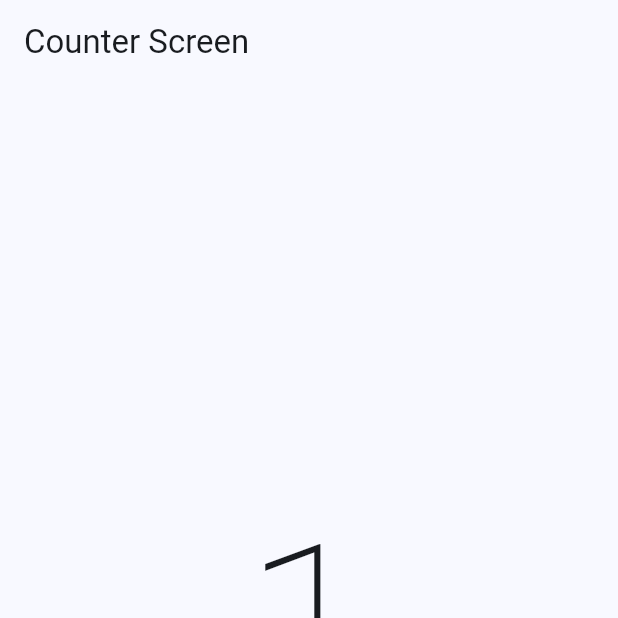
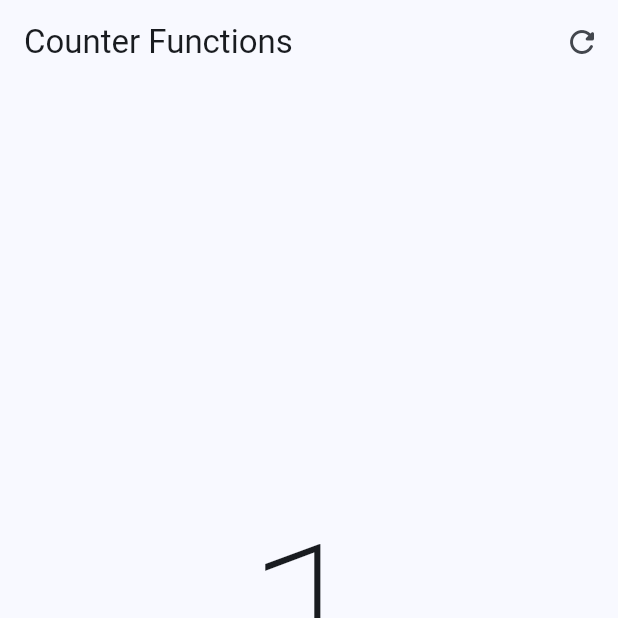
Before and after one commit to fellgar246/flutter_app1, a Flutter app: the screen it shows after launch, after a tap on the "plus one" icon, on a phone screen of 412 x 824 dp, the top half of it. Run offline on Flutter 3.47's test engine with Material 2 defaults, Android fonts, the phone set to English and light mode, and no system bars.

Commit message:
counter functions

```diff
--- a/lib/main.dart
+++ b/lib/main.dart
@@ -1,5 +1,6 @@
 import 'package:flutter/material.dart';
-import 'package:flutter_application_1/presentation/screens/counter/counter_screen.dart';
+import 'package:flutter_application_1/presentation/screens/counter/counter_functions_screen.dart';
+//import 'package:flutter_application_1/presentation/screens/counter/counter_screen.dart';
 
 void main() {
   runApp(const MyApp());
@@ -16,7 +17,7 @@ class MyApp extends StatelessWidget {
         useMaterial3: true,
         colorSchemeSeed: Colors.blue
       ),
-      home: const CounterScreen()
+      home: const CounterFunctionsScreen()
     );
   }
 }
--- /dev/null
+++ b/lib/presentation/screens/counter/counter_functions_screen.dart
@@ -0,0 +1,49 @@
+import 'package:flutter/material.dart';
+
+class CounterFunctionsScreen extends StatefulWidget {
+  const CounterFunctionsScreen({super.key});
+
+  @override
+  State<CounterFunctionsScreen> createState() => _CounterFunctionsScreenState();
+}
+
+class _CounterFunctionsScreenState extends State<CounterFunctionsScreen> {
+  int clickCounter = 0;
+
+  @override
+  Widget build(BuildContext context) {
+    return Scaffold(
+      appBar: AppBar(
+        title: const Text('Counter Functions'),
+        actions: [
+          IconButton(
+              icon: const Icon(Icons.refresh_rounded),
+              onPressed: () {
+                setState(() {
+                  clickCounter = 0;
+                });
+              }),
+        ],
+      ),
+      body: Center(
+          child: Column(
+        mainAxisAlignment: MainAxisAlignment.center,
+        children: [
+          Text('$clickCounter',
+              style:
+                  const TextStyle(fontSize: 160, fontWeight: FontWeight.w100)),
+          Text('Click${clickCounter == 1 ? '' : 's'}',
+              style: const TextStyle(fontSize: 25))
+        ],
+      )),
+      floatingActionButton: FloatingActionButton(
+        onPressed: () {
+          setState(() {
+            clickCounter++;
+          });
+        },
+        child: const Icon(Icons.plus_one),
+      ),
+    );
+  }
+}
```
